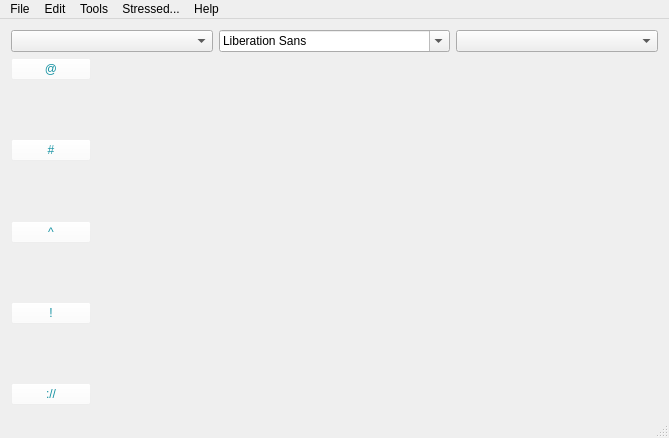
Qt form HootNotes/mainwindow.ui (JarodNavarro2/COMP330_PROJECT2) before a commit.
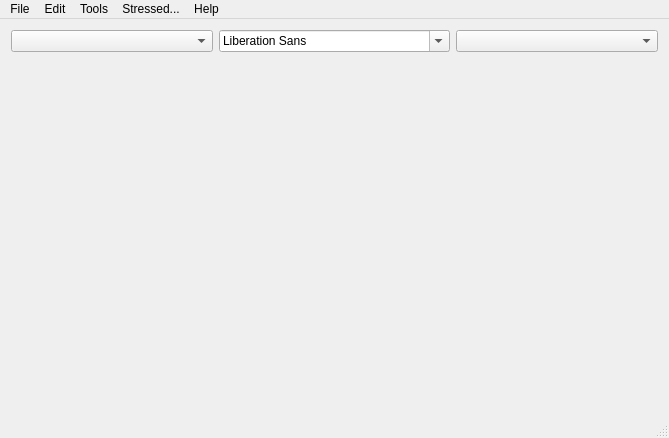
The same form after that commit. Icons and pictures are not drawn.

The edit to the form file:
```diff
--- a/HootNotes/mainwindow.ui
+++ b/HootNotes/mainwindow.ui
@@ -572,8 +572,8 @@
    <property name="styleSheet">
     <string notr="true"/>
    </property>
-   <layout class="QFormLayout" name="formLayout">
-    <item row="0" column="0" colspan="2">
+   <layout class="QVBoxLayout" name="verticalLayout">
+    <item>
      <layout class="QHBoxLayout" name="horizontalLayout">
       <item>
        <widget class="QComboBox" name="comboStyle"/>
@@ -586,126 +586,7 @@
       </item>
      </layout>
     </item>
-    <item row="1" column="0">
-     <layout class="QVBoxLayout" name="verticalLayout">
-      <item>
-       <widget class="QPushButton" name="buttonAt">
-        <property name="enabled">
-         <bool>true</bool>
-        </property>
-        <property name="styleSheet">
-         <string notr="true">font: 87 30pt &quot;Futura&quot;;
-background-color: rgba(255, 255, 255, 33);
-color: rgb(23, 147, 163);</string>
-        </property>
-        <property name="text">
-         <string>@</string>
-        </property>
-       </widget>
-      </item>
-      <item>
-       <spacer name="verticalSpacer">
-        <property name="orientation">
-         <enum>Qt::Vertical</enum>
-        </property>
-        <property name="sizeHint" stdset="0">
-         <size>
-          <width>20</width>
-          <height>40</height>
-         </size>
-        </property>
-       </spacer>
-      </item>
-      <item>
-       <widget class="QPushButton" name="buttonPound">
-        <property name="styleSheet">
-         <string notr="true">font: 87 30pt &quot;Futura&quot;;
-background-color: rgba(255, 255, 255, 33);
-color: rgb(23, 147, 163);</string>
-        </property>
-        <property name="text">
-         <string>#</string>
-        </property>
-       </widget>
-      </item>
-      <item>
-       <spacer name="verticalSpacer_2">
-        <property name="orientation">
-         <enum>Qt::Vertical</enum>
-        </property>
-        <property name="sizeHint" stdset="0">
-         <size>
-          <width>20</width>
-          <height>40</height>
-         </size>
-        </property>
-       </spacer>
-      </item>
-      <item>
-       <widget class="QPushButton" name="buttonArrow">
-        <property name="styleSheet">
-         <string notr="true">font: 87 30pt &quot;Futura&quot;;
-background-color: rgba(255, 255, 255, 33);
-color: rgb(23, 147, 163);</string>
-        </property>
-        <property name="text">
-         <string>^</string>
-        </property>
-       </widget>
-      </item>
-      <item>
-       <spacer name="verticalSpacer_3">
-        <property name="orientation">
-         <enum>Qt::Vertical</enum>
-        </property>
-        <property name="sizeHint" stdset="0">
-         <size>
-          <width>20</width>
-          <height>40</height>
-         </size>
-        </property>
-       </spacer>
-      </item>
-      <item>
-       <widget class="QPushButton" name="buttonEx">
-        <property name="styleSheet">
-         <string notr="true">font: 87 30pt &quot;Futura&quot;;
-background-color: rgba(255, 255, 255, 33);
-color: rgb(23, 147, 163);</string>
-        </property>
-        <property name="text">
-         <string>!</string>
-        </property>
-       </widget>
-      </item>
-      <item>
-       <spacer name="verticalSpacer_4">
-        <property name="orientation">
-         <enum>Qt::Vertical</enum>
-        </property>
-        <property name="sizeHint" stdset="0">
-         <size>
-          <width>20</width>
-          <height>40</height>
-         </size>
-        </property>
-       </spacer>
-      </item>
-      <item>
-       <widget class="QPushButton" name="buttonURL">
-        <property name="styleSheet">
-         <string notr="true">font: 87 18pt &quot;Futura&quot;;
-background-color: rgba(255, 255, 255, 33);
-color: rgb(23, 147, 163);</string>
-        </property>
-        <property name="text">
-         <string>://</string>
-        </property>
-       </widget>
-      </item>
-     </layout>
-    </item>
-    <item row="1" column="1">
+    <item>
      <widget class="QTextEdit" name="textEdit">
       <property name="autoFillBackground">
        <bool>false</bool>
```
Left out of the diff: 27 changed lines with no effect on the pictures.
